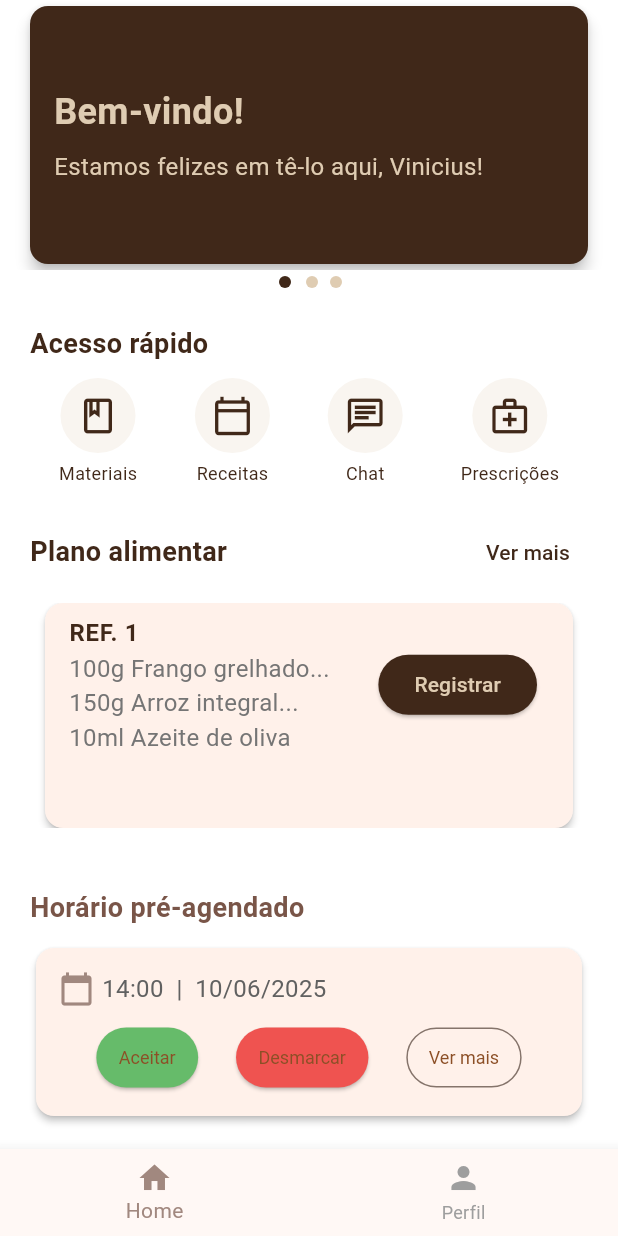
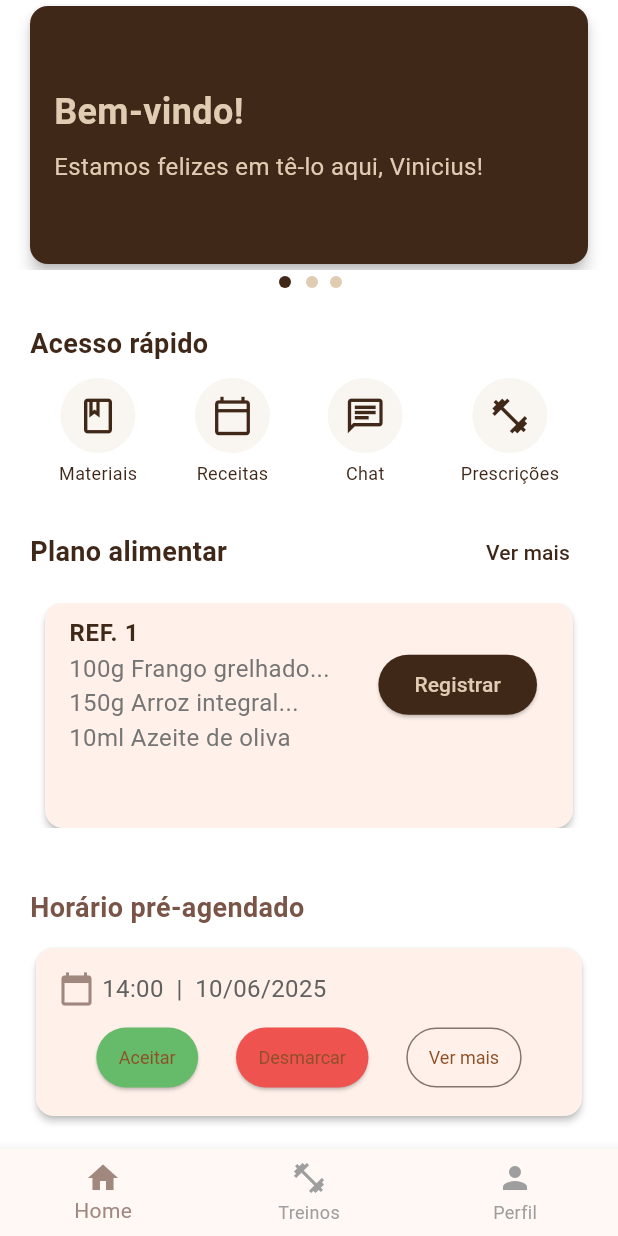
Before and after one commit to ViniAguiar1/nutrition-app, a Flutter app: the screen it shows after launch, after a tap on "Pular", after a tap on "Entrar", on a phone screen of 412 x 824 dp. Run offline on Flutter 3.47's test engine with Material 3 defaults, Android fonts, the phone set to English and light mode, and no system bars; network calls fail.

Commit message:
feat: Add workout progress tracking and history features
- Implemented progression tracking for workouts:
  - Users can log weight and repetitions for each series of an exercise.
  - Added success message when saving progress.
- Created exercise history screen:
  - Displays a list of saved progressions with a date filter.
  - Added functionality to define and save workout goals.
- Enhanced onboarding, login, and profile screens for better navigation and UI consistency.
- Updated home screen with quick access to key features.
- Improved workouts screen with navigation to exercise details and video tutorials.
- Updated README to reflect new features and project structure.

```diff
--- a/lib/main.dart
+++ b/lib/main.dart
@@ -13,6 +13,7 @@ import 'screens/change_password.dart';
 import 'screens/notifications.dart';
 import 'screens/help.dart';
 import 'screens/about.dart';
+import 'screens/workouts.dart'; // Ensure this import is present
 
 void main() {
   runApp(MyApp());
@@ -52,6 +53,8 @@ class MyApp extends StatelessWidget {
         '/notifications': (context) => NotificationsScreen(), // New route
         '/help': (context) => HelpScreen(), // New route
         '/about': (context) => AboutScreen(), // New route
+        '/workouts':
+            (context) => WorkoutsScreen(), // Ensure this route is correct
       },
     );
   }
--- a/lib/screens/client_panel.dart
+++ b/lib/screens/client_panel.dart
@@ -1,6 +1,7 @@
 import 'package:flutter/material.dart';
 import 'home.dart';
 import 'profile.dart';
+import 'workouts.dart'; // Import the new Workouts screen
 
 class ClientPanel extends StatefulWidget {
   @override
@@ -10,7 +11,11 @@ class ClientPanel extends StatefulWidget {
 class _ClientPanelState extends State<ClientPanel> {
   int _currentIndex = 0;
 
-  final List<Widget> _pages = [HomeScreen(), ProfileScreen()];
+  final List<Widget> _pages = [
+    HomeScreen(),
+    WorkoutsScreen(), // Add Workouts screen
+    ProfileScreen(),
+  ];
 
   void _onItemTapped(int index) {
     setState(() {
@@ -27,6 +32,10 @@ class _ClientPanelState extends State<ClientPanel> {
         onTap: _onItemTapped,
         items: const [
           BottomNavigationBarItem(icon: Icon(Icons.home), label: "Home"),
+          BottomNavigationBarItem(
+            icon: Icon(Icons.fitness_center),
+            label: "Treinos",
+          ), // New tab
           BottomNavigationBarItem(icon: Icon(Icons.person), label: "Perfil"),
         ],
         selectedItemColor: Colors.brown.shade300,
--- a/lib/screens/home.dart
+++ b/lib/screens/home.dart
@@ -174,13 +174,12 @@ class _HomeScreenState extends State<HomeScreen> {
                   _quickAccessIcon("Chat", Icons.chat_outlined, () {
                     Navigator.pushNamed(context, '/chat');
                   }),
-                  _quickAccessIcon(
-                    "Prescrições",
-                    Icons.medical_services_outlined,
-                    () {
-                      Navigator.pushNamed(context, '/prescricoes');
-                    },
-                  ),
+                  _quickAccessIcon("Prescrições", Icons.fitness_center, () {
+                    Navigator.pushNamed(
+                      context,
+                      '/prescricoes',
+                    ); // Navigate to Prescrições
+                  }),
                 ],
               ),
             ),
--- /dev/null
+++ b/lib/screens/workouts.dart
@@ -0,0 +1,79 @@
+import 'package:flutter/material.dart';
+import 'workout_exercises.dart'; // Import the new WorkoutExercises screen
+
+class WorkoutsScreen extends StatelessWidget {
+  @override
+  Widget build(BuildContext context) {
+    final List<Map<String, String>> workouts = [
+      {"title": "Treino A", "description": "Peito, Tríceps e Ombros"},
+      {"title": "Treino B", "description": "Costas e Bíceps"},
+      {"title": "Treino C", "description": "Pernas e Glúteos"},
+      {"title": "Treino D", "description": "Cardio e Core"},
+    ];
+
+    return Scaffold(
+      appBar: AppBar(
+        backgroundColor: Color(0xFF402819), // Primary color
+        title: Text("Treinos", style: TextStyle(color: Colors.white)),
+        centerTitle: true,
+      ),
+      body: Padding(
+        padding: const EdgeInsets.all(16.0),
+        child: ListView.builder(
+          itemCount: workouts.length,
+          itemBuilder: (context, index) {
+            return Card(
+              shape: RoundedRectangleBorder(
+                borderRadius: BorderRadius.circular(12.0),
+              ),
+              elevation: 4,
+              margin: const EdgeInsets.symmetric(vertical: 8.0),
+              child: ListTile(
+                leading: CircleAvatar(
+                  backgroundColor: Color(0xFFdfccb2), // Secondary color
+                  child: Icon(
+                    Icons.fitness_center,
+                    color: Color(0xFF402819), // Primary color
+                  ),
+                ),
+                title: Text(
+                  workouts[index]["title"]!,
+                  style: TextStyle(
+                    fontWeight: FontWeight.bold,
+                    color: Color(0xFF402819), // Primary color
+                  ),
+                ),
+                subtitle: Text(
+                  workouts[index]["description"]!,
+                  style: TextStyle(color: Colors.grey.shade600),
+                ),
+                trailing: ElevatedButton(
+                  onPressed: () {
+                    Navigator.push(
+                      context,
+                      MaterialPageRoute(
+                        builder:
+                            (context) => WorkoutExercisesScreen(
+                              workoutTitle: workouts[index]["title"]!,
+                            ),
+                      ),
+                    );
+                  },
+                  style: ElevatedButton.styleFrom(
+                    backgroundColor: Color(0xFF402819), // Primary color
+                  ),
+                  child: Text(
+                    "Ver Exercícios",
+                    style: TextStyle(
+                      color: Color(0xFFdfccb2),
+                    ), // Secondary color
+                  ),
+                ),
+              ),
+            );
+          },
+        ),
+      ),
+    );
+  }
+}
--- a/pubspec.yaml
+++ b/pubspec.yaml
@@ -39,6 +39,7 @@ dependencies:
 dev_dependencies:
   flutter_test:
     sdk: flutter
+  url_launcher: ^6.0.20
 
   # The "flutter_lints" package below contains a set of recommended lints to
   # encourage good coding practices. The lint set provided by the package is
```
Also changed, not shown: lib/screens/exercise_history.dart (added, +207 -0 lines), lib/screens/workout_exercises.dart (added, +211 -0 lines), pubspec.lock, 14 other files.
